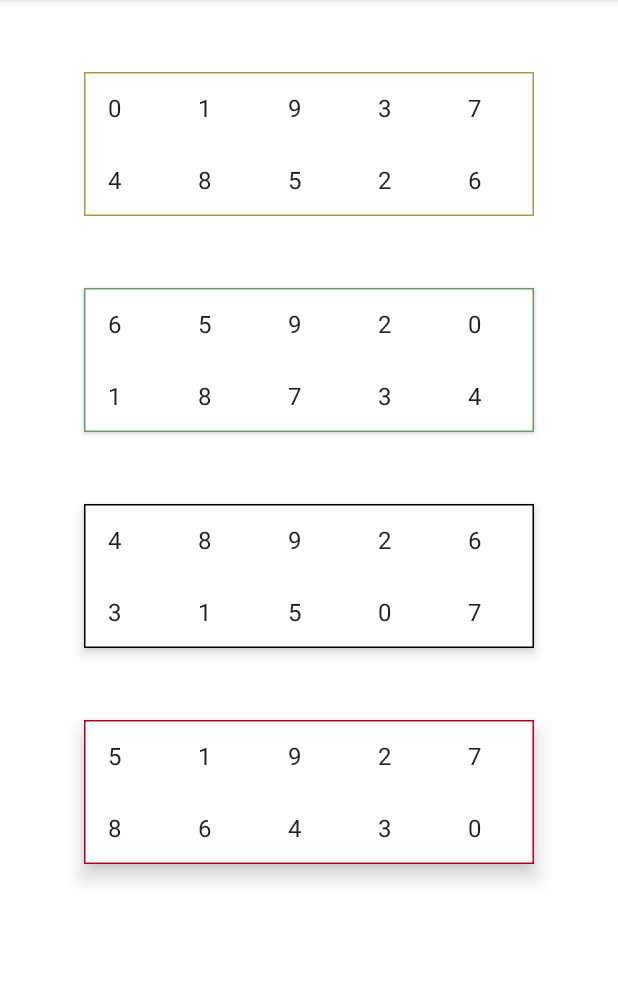
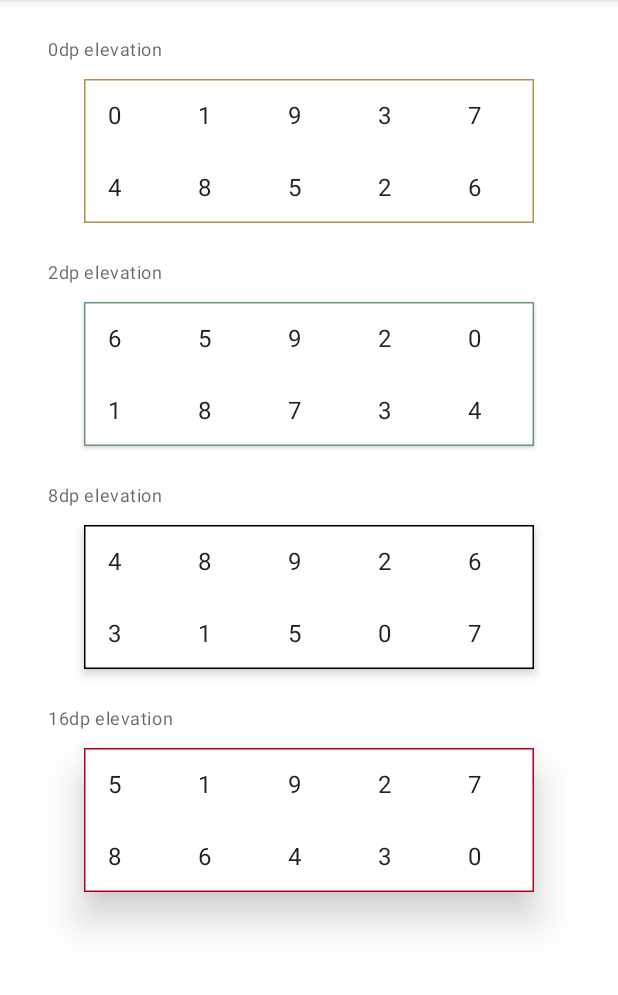
Before and after one commit to alorma/AndroidDarkModeEasy, an Android app: the screen it shows after launch (MainActivity), on a phone screen of 412 x 824 dp, the part 84-1079 px from its top. Run offline under Robolectric (Android 15) with nearby library versions, the phone set to English and light mode, and no system bars.

Commit message:
Add labels

```diff
--- a/app/src/main/res/layout/activity_main.xml
+++ b/app/src/main/res/layout/activity_main.xml
@@ -5,7 +5,8 @@
     android:layout_height="match_parent"
     android:gravity="center_horizontal"
     android:orientation="vertical"
-    tools:context=".MainActivity">
+    tools:context=".MainActivity"
+    tools:ignore="HardcodedText">
 
     <com.google.android.material.appbar.AppBarLayout
         android:layout_width="match_parent"
@@ -20,7 +21,13 @@
 
     <Space
         android:layout_width="match_parent"
-        android:layout_height="48dp" />
+        android:layout_height="16dp" />
+
+    <TextView
+        android:layout_width="match_parent"
+        android:layout_height="wrap_content"
+        android:text="0dp elevation"
+        style="@style/Widget.Demo.Header" />
 
     <com.alorma.demodaarkview.PinKeyboardView
         android:id="@+id/pin0"
@@ -29,36 +36,54 @@
 
     <Space
         android:layout_width="match_parent"
-        android:layout_height="48dp" />
+        android:layout_height="16dp" />
+
+    <TextView
+        android:layout_width="match_parent"
+        android:layout_height="wrap_content"
+        android:text="2dp elevation"
+        style="@style/Widget.Demo.Header"/>
 
     <com.alorma.demodaarkview.PinKeyboardView
         android:id="@+id/pin2"
+        style="@style/Widget.Demo.Pin.Secondary"
         android:layout_width="300dp"
         android:layout_height="wrap_content"
-        style="@style/Widget.Demo.Pin.Secondary"
         android:elevation="2dp" />
 
     <Space
         android:layout_width="match_parent"
-        android:layout_height="48dp" />
+        android:layout_height="16dp" />
+
+    <TextView
+        android:layout_width="match_parent"
+        android:layout_height="wrap_content"
+        android:text="8dp elevation"
+        style="@style/Widget.Demo.Header" />
 
     <com.alorma.demodaarkview.PinKeyboardView
-        android:id="@+id/pin4"
+        android:id="@+id/pin8"
+        style="@style/Widget.Demo.Pin.OnSurface"
         android:layout_width="300dp"
         android:layout_height="wrap_content"
-        style="@style/Widget.Demo.Pin.OnSurface"
         android:elevation="4dp" />
 
     <Space
         android:layout_width="match_parent"
-        android:layout_height="48dp" />
+        android:layout_height="16dp" />
+
+    <TextView
+        android:layout_width="match_parent"
+        android:layout_height="wrap_content"
+        android:text="16dp elevation"
+        style="@style/Widget.Demo.Header" />
 
     <com.alorma.demodaarkview.PinKeyboardView
-        android:id="@+id/pin8"
+        android:id="@+id/pin16"
+        style="@style/Widget.Demo.Pin.Error"
         android:layout_width="300dp"
         android:layout_height="wrap_content"
-        style="@style/Widget.Demo.Pin.Error"
-        android:elevation="8dp" />
+        android:elevation="16dp" />
 
 
 </LinearLayout>
--- a/app/src/main/res/values/styles.xml
+++ b/app/src/main/res/values/styles.xml
@@ -6,7 +6,9 @@
         <item name="colorSecondary">@color/colorSecondary</item>
         <item name="android:statusBarColor">?colorPrimarySurface</item>
         <item name="toolbarStyle">@style/Widget.MaterialComponents.Toolbar.PrimarySurface</item>
-        <item name="appBarLayoutStyle">@style/Widget.MaterialComponents.AppBarLayout.PrimarySurface</item>
+        <item name="appBarLayoutStyle">
+            @style/Widget.MaterialComponents.AppBarLayout.PrimarySurface
+        </item>
         <item name="pinKeyboardStyle">@style/Widget.Demo.Pin</item>
     </style>
 
@@ -27,4 +29,12 @@
         <item name="strokeColor">?colorOnSurface</item>
     </style>
 
+    <style name="Widget.Demo.Header" parent="Widget.MaterialComponents.TextView">
+        <item name="android:textAppearance">?textAppearanceCaption</item>
+        <item name="android:paddingStart">32dp</item>
+        <item name="android:paddingEnd">8dp</item>
+        <item name="android:paddingTop">8dp</item>
+        <item name="android:paddingBottom">12dp</item>
+    </style>
+
 </resources>
```
